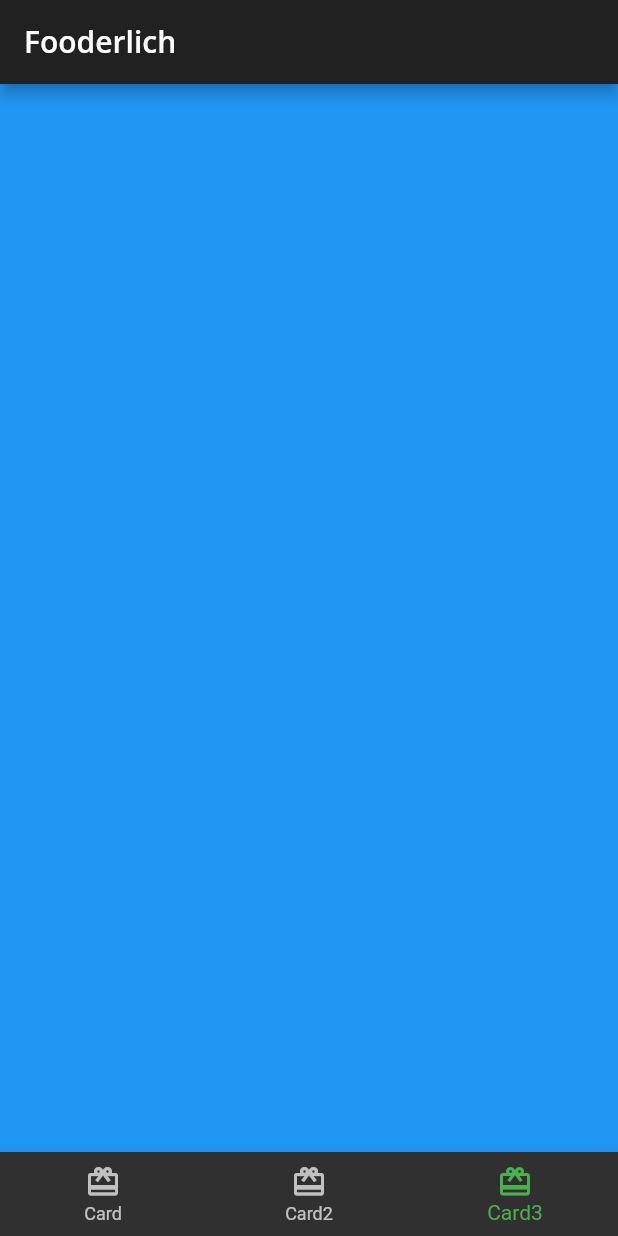
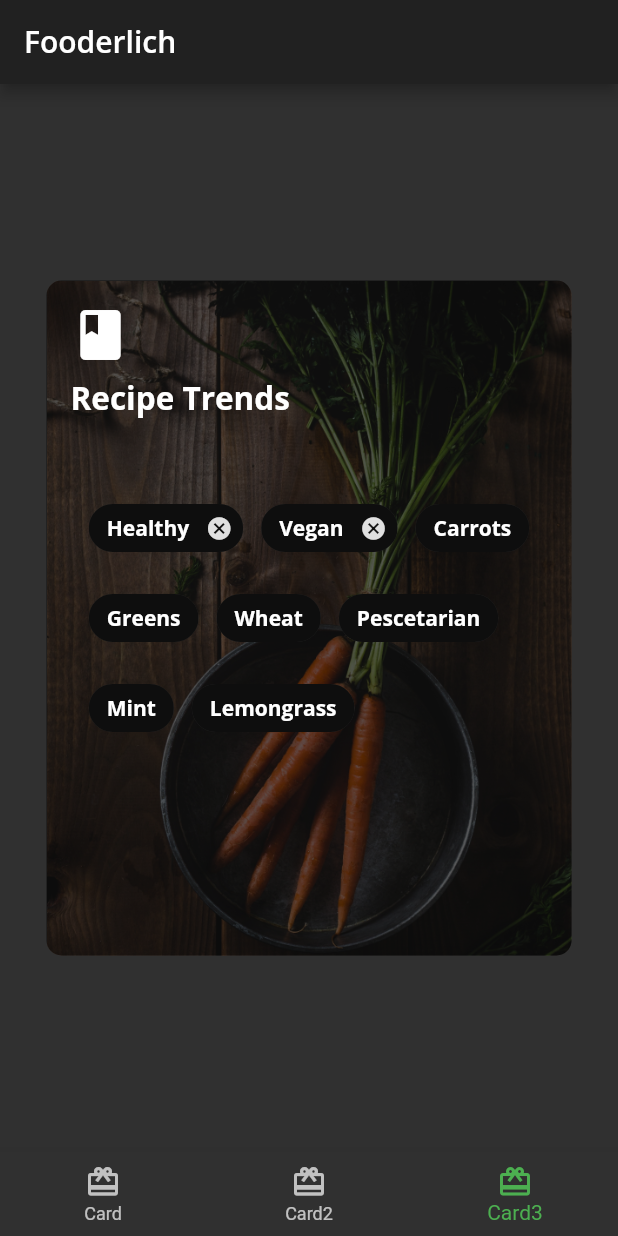
Before and after one commit to jyryuitpro/fooderlich, a Flutter app: the screen it shows after launch, item 3 of the bottom bar chosen, on a phone screen of 412 x 824 dp. Run offline on Flutter 3.47's test engine with Material 2 defaults, Android fonts, the phone set to English and light mode, and no system bars; our stand-ins replace google_fonts.

```diff
--- /dev/null
+++ b/lib/card3.dart
@@ -0,0 +1,107 @@
+import 'package:flutter/material.dart';
+import 'package:fooderlich/fooderlich_theme.dart';
+
+class Card3 extends StatelessWidget {
+  const Card3({Key? key}) : super(key: key);
+
+  @override
+  Widget build(BuildContext context) {
+    return Center(
+      child: Container(
+        constraints: const BoxConstraints.expand(
+          width: 350,
+          height: 450,
+        ),
+        decoration: const BoxDecoration(
+          image: DecorationImage(
+            image: AssetImage('assets/mag2.png'),
+            fit: BoxFit.cover,
+          ),
+          borderRadius: BorderRadius.all(
+            Radius.circular(10.0),
+          ),
+        ),
+        child: Stack(
+          children: [
+            Container(
+              decoration: BoxDecoration(
+                color: Colors.black.withOpacity(0.6),
+                borderRadius: const BorderRadius.all(
+                  Radius.circular(10.0),
+                ),
+              ),
+            ),
+            Container(
+              child: Padding(
+                padding: const EdgeInsets.all(16.0),
+                child: Column(
+                  crossAxisAlignment: CrossAxisAlignment.start,
+                  children: [
+                    const Icon(
+                      Icons.book,
+                      color: Colors.white,
+                      size: 40,
+                    ),
+                    const SizedBox(height: 8,),
+                    Text('Recipe Trends', style: FooderlichTheme.darkTextTheme.headline2,),
+                    const SizedBox(height: 30,),
+                  ],
+                ),
+              ),
+            ),
+            Padding(
+              padding: const EdgeInsets.all(8.0),
+              child: Center(
+                child: Wrap(
+                  alignment: WrapAlignment.start,
+                  spacing: 12,
+                  runSpacing: 12,
+                  children: [
+                    Chip(
+                      label: Text('Healthy', style: FooderlichTheme.darkTextTheme.bodyText1,),
+                      backgroundColor: Colors.black.withOpacity(0.7),
+                      onDeleted: () {
+                        print('delete');
+                      },
+                    ),
+                    Chip(
+                      label: Text('Vegan', style: FooderlichTheme.darkTextTheme.bodyText1,),
+                      backgroundColor: Colors.black.withOpacity(0.7),
+                      onDeleted: () {
+                        print('delete');
+                      },
+                    ),
+                    Chip(
+                      label: Text('Carrots', style: FooderlichTheme.darkTextTheme.bodyText1,),
+                      backgroundColor: Colors.black.withOpacity(0.7),
+                    ),
+                    Chip(
+                      label: Text('Greens', style: FooderlichTheme.darkTextTheme.bodyText1,),
+                      backgroundColor: Colors.black.withOpacity(0.7),
+                    ),
+                    Chip(
+                      label: Text('Wheat', style: FooderlichTheme.darkTextTheme.bodyText1,),
+                      backgroundColor: Colors.black.withOpacity(0.7),
+                    ),
+                    Chip(
+                      label: Text('Pescetarian', style: FooderlichTheme.darkTextTheme.bodyText1,),
+                      backgroundColor: Colors.black.withOpacity(0.7),
+                    ),
+                    Chip(
+                      label: Text('Mint', style: FooderlichTheme.darkTextTheme.bodyText1,),
+                      backgroundColor: Colors.black.withOpacity(0.7),
+                    ),
+                    Chip(
+                      label: Text('Lemongrass', style: FooderlichTheme.darkTextTheme.bodyText1,),
+                      backgroundColor: Colors.black.withOpacity(0.7),
+                    ),
+                  ],
+                ),
+              ),
+            ),
+          ],
+        ),
+      ),
+    );
+  }
+}
--- a/lib/home.dart
+++ b/lib/home.dart
@@ -1,6 +1,7 @@
 import 'package:flutter/material.dart';
 import 'package:fooderlich/card1.dart';
 import 'package:fooderlich/card2.dart';
+import 'package:fooderlich/card3.dart';
 
 class Home extends StatefulWidget {
   const Home({Key? key}) : super(key: key);
@@ -15,7 +16,7 @@ class _HomeState extends State<Home> {
   static List<Widget> pages = [
     const Card1(),
     const Card2(),
-    Container(color: Colors.blue,),
+    const Card3(),
   ];
 
   void _onItemTapped(int index) {
```
Also changed, not shown: lib/author_card.dart (+31 -4 lines), lib/card2.dart (+30 -1 lines).
